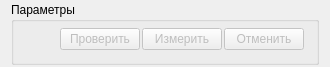
This is measurewidget.ui in igrekus/demod_measure as Qt 5 draws it before an edit. The edited form follows.
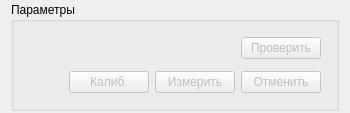
This is the edited form.

Commit message: WIP: add calibrate button to UI

```diff
--- a/measurewidget.ui
+++ b/measurewidget.ui
@@ -6,8 +6,8 @@
    <rect>
     <x>0</x>
     <y>0</y>
-    <width>321</width>
-    <height>64</height>
+    <width>333</width>
+    <height>112</height>
    </rect>
   </property>
   <property name="windowTitle">
@@ -32,23 +32,8 @@
       <string>Параметры</string>
      </property>
      <layout class="QVBoxLayout" name="layParams">
-      <property name="spacing">
-       <number>2</number>
-      </property>
-      <property name="leftMargin">
-       <number>0</number>
-      </property>
-      <property name="topMargin">
-       <number>0</number>
-      </property>
-      <property name="rightMargin">
-       <number>6</number>
-      </property>
-      <property name="bottomMargin">
-       <number>6</number>
-      </property>
       <item>
-       <layout class="QHBoxLayout" name="horizontalLayout">
+       <layout class="QHBoxLayout" name="horizontalLayout_2">
         <property name="leftMargin">
          <number>6</number>
         </property>
@@ -59,10 +44,10 @@
          <number>6</number>
         </property>
         <property name="bottomMargin">
-         <number>6</number>
+         <number>3</number>
         </property>
         <item>
-         <spacer name="horizontalSpacer">
+         <spacer name="horizontalSpacer_2">
           <property name="orientation">
            <enum>Qt::Horizontal</enum>
           </property>
@@ -81,6 +66,45 @@
           </property>
           <property name="text">
            <string>Проверить</string>
+          </property>
+         </widget>
+        </item>
+       </layout>
+      </item>
+      <item>
+       <layout class="QHBoxLayout" name="horizontalLayout">
+        <property name="leftMargin">
+         <number>6</number>
+        </property>
+        <property name="topMargin">
+         <number>3</number>
+        </property>
+        <property name="rightMargin">
+         <number>6</number>
+        </property>
+        <property name="bottomMargin">
+         <number>6</number>
+        </property>
+        <item>
+         <spacer name="horizontalSpacer">
+          <property name="orientation">
+           <enum>Qt::Horizontal</enum>
+          </property>
+          <property name="sizeHint" stdset="0">
+           <size>
+            <width>40</width>
+            <height>20</height>
+           </size>
+          </property>
+         </spacer>
+        </item>
+        <item>
+         <widget class="QPushButton" name="pushButton">
+          <property name="enabled">
+           <bool>false</bool>
+          </property>
+          <property name="text">
+           <string>Калиб.</string>
           </property>
          </widget>
         </item>
```
